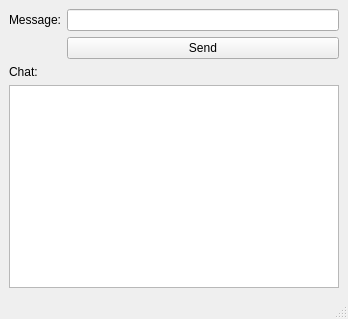
Qt form A09_Simple_Chat/gui_client.ui (fscopulovic-tgm/SEW-16-17) before a commit.
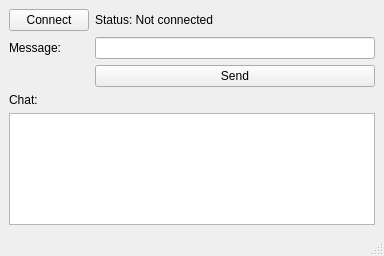
The same form after that commit.

Patch:
```diff
--- a/A09_Simple_Chat/gui_client.ui
+++ b/A09_Simple_Chat/gui_client.ui
@@ -6,8 +6,8 @@
    <rect>
     <x>0</x>
     <y>0</y>
-    <width>348</width>
-    <height>319</height>
+    <width>384</width>
+    <height>256</height>
    </rect>
   </property>
   <property name="windowTitle">
@@ -16,30 +16,44 @@
   <widget class="QWidget" name="centralwidget">
    <layout class="QGridLayout" name="gridLayout">
     <item row="0" column="0">
+     <widget class="QPushButton" name="con_button">
+      <property name="text">
+       <string>Connect</string>
+      </property>
+     </widget>
+    </item>
+    <item row="0" column="1">
+     <widget class="QLabel" name="con_label">
+      <property name="text">
+       <string>Status: Not connected</string>
+      </property>
+     </widget>
+    </item>
+    <item row="1" column="0">
      <widget class="QLabel" name="label">
       <property name="text">
        <string>Message:</string>
       </property>
      </widget>
     </item>
-    <item row="0" column="1">
-     <widget class="QLineEdit" name="message_client"/>
-    </item>
     <item row="1" column="1">
+     <widget class="QLineEdit" name="message_client"/>
+    </item>
+    <item row="2" column="1">
      <widget class="QPushButton" name="send_button">
       <property name="text">
        <string>Send</string>
       </property>
      </widget>
     </item>
-    <item row="2" column="0">
+    <item row="3" column="0">
      <widget class="QLabel" name="label_2">
       <property name="text">
        <string>Chat:</string>
       </property>
      </widget>
     </item>
-    <item row="3" column="0" colspan="2">
+    <item row="4" column="0" colspan="2">
      <widget class="QTextBrowser" name="chat_client"/>
     </item>
    </layout>
```
